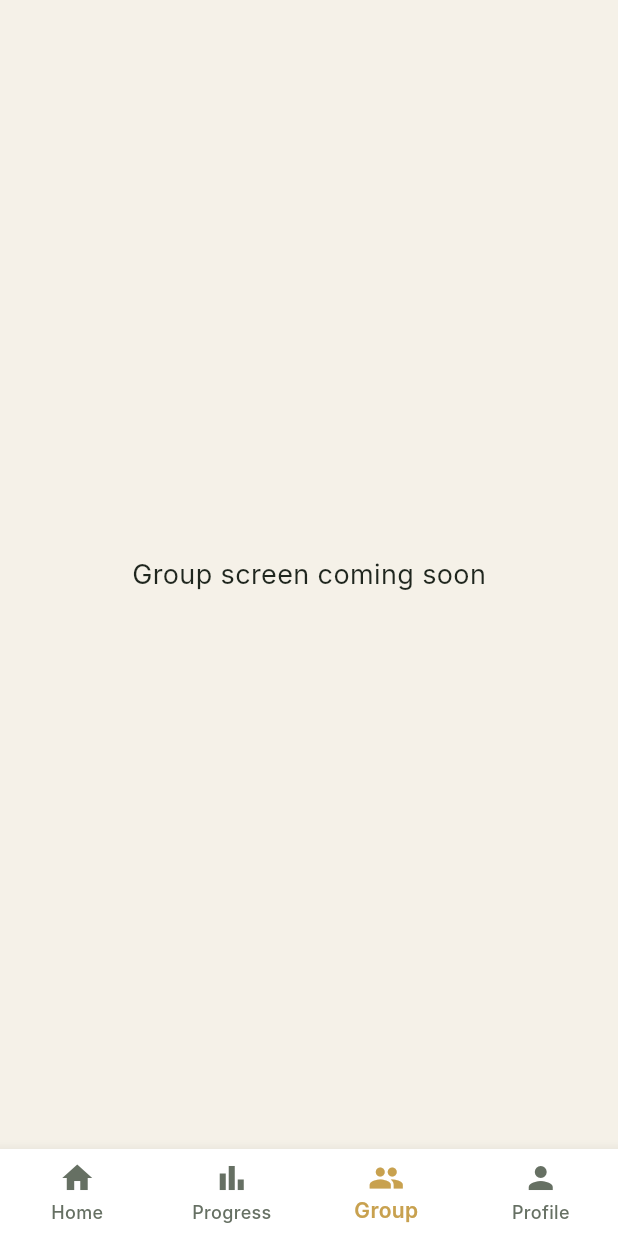
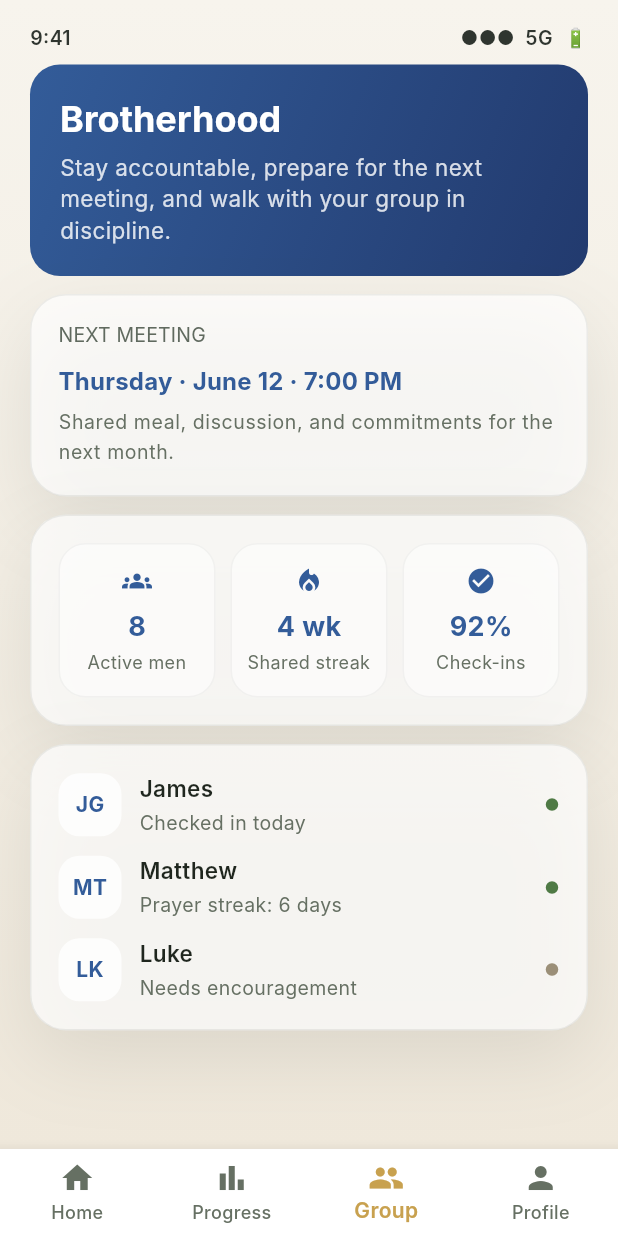
Before and after one commit to StevenKraft-Developer/ora-forma, a Flutter app: the screen it shows after launch, item 3 of the bottom bar chosen, on a phone screen of 412 x 824 dp. Run offline on Flutter 3.47's test engine with Material 3 defaults, Android fonts, the phone set to English and light mode, and no system bars; Roboto replaces fonts that are missing (Inter).

Commit message:
Added group and profile mockup screens

```diff
--- /dev/null
+++ b/lib/group_screen.dart
@@ -0,0 +1,372 @@
+import 'package:flutter/material.dart';
+import '../colors.dart';
+
+class GroupScreen extends StatelessWidget {
+  const GroupScreen({super.key});
+
+  @override
+  Widget build(BuildContext context) {
+    return Center(
+      child: ConstrainedBox(
+        constraints: const BoxConstraints(maxWidth: 480),
+        child: const _GroupPhoneScreen(),
+      ),
+    );
+  }
+}
+
+class _GroupPhoneScreen extends StatelessWidget {
+  const _GroupPhoneScreen();
+
+  @override
+  Widget build(BuildContext context) {
+    return Container(
+      decoration: const BoxDecoration(
+        gradient: LinearGradient(
+          colors: [Color(0xFFF7F4ED), Color(0xFFEFE8DB)],
+          begin: Alignment.topCenter,
+          end: Alignment.bottomCenter,
+        ),
+      ),
+      child: Padding(
+        padding: const EdgeInsets.fromLTRB(20, 16, 20, 16),
+        child: Column(
+          children: [
+            const _GroupStatusRow(),
+            const SizedBox(height: 8),
+            Expanded(
+              child: ListView(
+                children: const [
+                  _GroupHeroCard(),
+                  SizedBox(height: 12),
+                  _NextMeetingCard(),
+                  SizedBox(height: 12),
+                  _GroupStreakCard(),
+                  SizedBox(height: 12),
+                  _MembersCard(),
+                  SizedBox(height: 16),
+                ],
+              ),
+            ),
+          ],
+        ),
+      ),
+    );
+  }
+}
+
+class _GroupStatusRow extends StatelessWidget {
+  const _GroupStatusRow();
+
+  @override
+  Widget build(BuildContext context) {
+    const textStyle = TextStyle(
+      fontSize: 13,
+      fontWeight: FontWeight.w600,
+      color: Color(0xFF2F352F),
+    );
+
+    return Row(
+      mainAxisAlignment: MainAxisAlignment.spaceBetween,
+      children: const [
+        Text('9:41', style: textStyle),
+        Text('●●●  5G  🔋', style: textStyle),
+      ],
+    );
+  }
+}
+
+class _GroupHeroCard extends StatelessWidget {
+  const _GroupHeroCard();
+
+  @override
+  Widget build(BuildContext context) {
+    final textTheme = Theme.of(context).textTheme;
+
+    return Container(
+      decoration: BoxDecoration(
+        borderRadius: BorderRadius.circular(20),
+        gradient: const LinearGradient(
+          colors: [OraColors.primary, OraColors.primaryDeep],
+          begin: Alignment.topLeft,
+          end: Alignment.bottomRight,
+        ),
+      ),
+      child: ClipRRect(
+        borderRadius: BorderRadius.circular(20),
+        child: Padding(
+          padding: const EdgeInsets.all(20),
+          child: Column(
+            crossAxisAlignment: CrossAxisAlignment.start,
+            children: [
+              Text(
+                'Brotherhood',
+                style: textTheme.headlineSmall?.copyWith(
+                  fontWeight: FontWeight.bold,
+                  color: Colors.white,
+                ),
+              ),
+              const SizedBox(height: 6),
+              Text(
+                'Stay accountable, prepare for the next meeting, and walk with your group in discipline.',
+                style: TextStyle(
+                  fontSize: 15,
+                  color: Colors.white.withOpacity(0.82),
+                  height: 1.4,
+                ),
+              ),
+            ],
+          ),
+        ),
+      ),
+    );
+  }
+}
+
+class _NextMeetingCard extends StatelessWidget {
+  const _NextMeetingCard();
+
+  @override
+  Widget build(BuildContext context) {
+    final textTheme = Theme.of(context).textTheme;
+
+    return _SoftCard(
+      child: Column(
+        crossAxisAlignment: CrossAxisAlignment.start,
+        children: [
+          Text(
+            'Next Meeting'.toUpperCase(),
+            style: textTheme.bodySmall?.copyWith(
+              fontSize: 13,
+              letterSpacing: 0.12,
+              color: const Color(0xFF606A5F),
+            ),
+          ),
+          const SizedBox(height: 10),
+          Text(
+            'Thursday · June 12 · 7:00 PM',
+            style: textTheme.titleMedium?.copyWith(
+              fontWeight: FontWeight.w700,
+              color: OraColors.primary,
+            ),
+          ),
+          const SizedBox(height: 6),
+          Text(
+            'Shared meal, discussion, and commitments for the next month.',
+            style: textTheme.bodySmall?.copyWith(
+              fontSize: 13,
+              height: 1.5,
+              color: const Color(0xFF667063),
+            ),
+          ),
+        ],
+      ),
+    );
+  }
+}
+
+class _GroupStreakCard extends StatelessWidget {
+  const _GroupStreakCard();
+
+  @override
+  Widget build(BuildContext context) {
+    return _SoftCard(
+      child: Row(
+        children: const [
+          Expanded(
+            child: _MiniMetric(
+              value: '8',
+              label: 'Active men',
+              icon: Icons.groups,
+            ),
+          ),
+          SizedBox(width: 10),
+          Expanded(
+            child: _MiniMetric(
+              value: '4 wk',
+              label: 'Shared streak',
+              icon: Icons.local_fire_department,
+            ),
+          ),
+          SizedBox(width: 10),
+          Expanded(
+            child: _MiniMetric(
+              value: '92%',
+              label: 'Check-ins',
+              icon: Icons.check_circle,
+            ),
+          ),
+        ],
+      ),
+    );
+  }
+}
+
+class _MembersCard extends StatelessWidget {
+  const _MembersCard();
+
+  @override
+  Widget build(BuildContext context) {
+    return _SoftCard(
+      child: Column(
+        crossAxisAlignment: CrossAxisAlignment.start,
+        children: const [
+          _MemberRow(
+            initials: 'JG',
+            name: 'James',
+            status: 'Checked in today',
+            isActive: true,
+          ),
+          SizedBox(height: 12),
+          _MemberRow(
+            initials: 'MT',
+            name: 'Matthew',
+            status: 'Prayer streak: 6 days',
+            isActive: true,
+          ),
+          SizedBox(height: 12),
+          _MemberRow(
+            initials: 'LK',
+            name: 'Luke',
+            status: 'Needs encouragement',
+            isActive: false,
+          ),
+        ],
+      ),
+    );
+  }
+}
+
+class _MemberRow extends StatelessWidget {
+  final String initials;
+  final String name;
+  final String status;
+  final bool isActive;
+
+  const _MemberRow({
+    required this.initials,
+    required this.name,
+    required this.status,
+    required this.isActive,
+  });
+
+  @override
+  Widget build(BuildContext context) {
+    final statusColor = isActive
+        ? const Color(0xFF4F7A45)
+        : const Color(0xFF9B8F78);
+
+    return Row(
+      children: [
+        Container(
+          width: 42,
+          height: 42,
+          decoration: BoxDecoration(
+            color: Colors.white.withOpacity(0.8),
+            borderRadius: BorderRadius.circular(14),
+          ),
+          alignment: Alignment.center,
+          child: Text(
+            initials,
+            style: const TextStyle(
+              fontWeight: FontWeight.w700,
+              color: OraColors.primary,
+            ),
+          ),
+        ),
+        const SizedBox(width: 12),
+        Expanded(
+          child: Column(
+            crossAxisAlignment: CrossAxisAlignment.start,
+            children: [
+              Text(
+                name,
+                style: const TextStyle(
+                  fontSize: 15,
+                  fontWeight: FontWeight.w600,
+                  color: Color(0xFF1F261E),
+                ),
+              ),
+              const SizedBox(height: 3),
+              Text(
+                status,
+                style: const TextStyle(fontSize: 13, color: Color(0xFF667063)),
+              ),
+            ],
+          ),
+        ),
+        Icon(Icons.circle, size: 10, color: statusColor),
+      ],
+    );
+  }
+}
+
+class _MiniMetric extends StatelessWidget {
+  final String value;
+  final String label;
+  final IconData icon;
+
+  const _MiniMetric({
+    required this.value,
+    required this.label,
+    required this.icon,
+  });
+
+  @override
+  Widget build(BuildContext context) {
+    return Container(
+      padding: const EdgeInsets.symmetric(horizontal: 10, vertical: 14),
+      decoration: BoxDecoration(
+        color: Colors.white.withOpacity(0.54),
+        borderRadius: BorderRadius.circular(18),
+        border: Border.all(color: const Color(0x0D313A2E)),
+      ),
+      child: Column(
+        children: [
+          Icon(icon, color: OraColors.primary, size: 20),
+          const SizedBox(height: 8),
+          Text(
+            value,
+            style: const TextStyle(
+              fontSize: 18,
+              fontWeight: FontWeight.w700,
+              color: OraColors.primary,
+            ),
+          ),
+          const SizedBox(height: 2),
+          Text(
+            label,
+            textAlign: TextAlign.center,
+            style: const TextStyle(fontSize: 12, color: Color(0xFF667063)),
+          ),
+        ],
+      ),
+    );
+  }
+}
+
+class _SoftCard extends StatelessWidget {
+  final Widget child;
+
+  const _SoftCard({required this.child});
+
+  @override
+  Widget build(BuildContext context) {
+    return Container(
+      decoration: BoxDecoration(
+        color: Colors.white.withOpacity(0.72),
+        borderRadius: BorderRadius.circular(24),
+        border: Border.all(color: const Color(0x14313A2E)),
+        boxShadow: const [
+          BoxShadow(
+            color: Color.fromRGBO(31, 38, 30, 0.10),
+            blurRadius: 45,
+            offset: Offset(0, 18),
+          ),
+        ],
+      ),
+      padding: const EdgeInsets.all(18),
+      child: child,
+    );
+  }
+}
--- a/lib/main_navigation_screen.dart
+++ b/lib/main_navigation_screen.dart
@@ -2,6 +2,8 @@ import 'package:flutter/material.dart';
 import 'colors.dart';
 import 'home_screen.dart';
 import 'progress_screen.dart';
+import 'profile_screen.dart';
+import 'group_screen.dart';
 
 class MainNavigationScreen extends StatefulWidget {
   const MainNavigationScreen({super.key});
@@ -16,8 +18,8 @@ class _MainNavigationScreenState extends State<MainNavigationScreen> {
   final List<Widget> _screens = const [
     HomeScreen(),
     ProgressScreen(),
-    PlaceholderScreen(title: 'Group'),
-    PlaceholderScreen(title: 'Profile'),
+    GroupScreen(),
+    ProfileScreen(),
   ];
 
   void _onItemTapped(int index) {
@@ -71,25 +73,3 @@ class _MainNavigationScreenState extends State<MainNavigationScreen> {
     );
   }
 }
-
-class PlaceholderScreen extends StatelessWidget {
-  final String title;
-
-  const PlaceholderScreen({
-    super.key,
-    required this.title,
-  });
-
-  @override
-  Widget build(BuildContext context) {
-    return Center(
-      child: Text(
-        '$title screen coming soon',
-        style: const TextStyle(
-          fontSize: 18,
-          color: OraColors.text,
-        ),
-      ),
-    );
-  }
-}
```
Also changed, not shown: lib/profile_screen.dart (added, +331 -0 lines).
